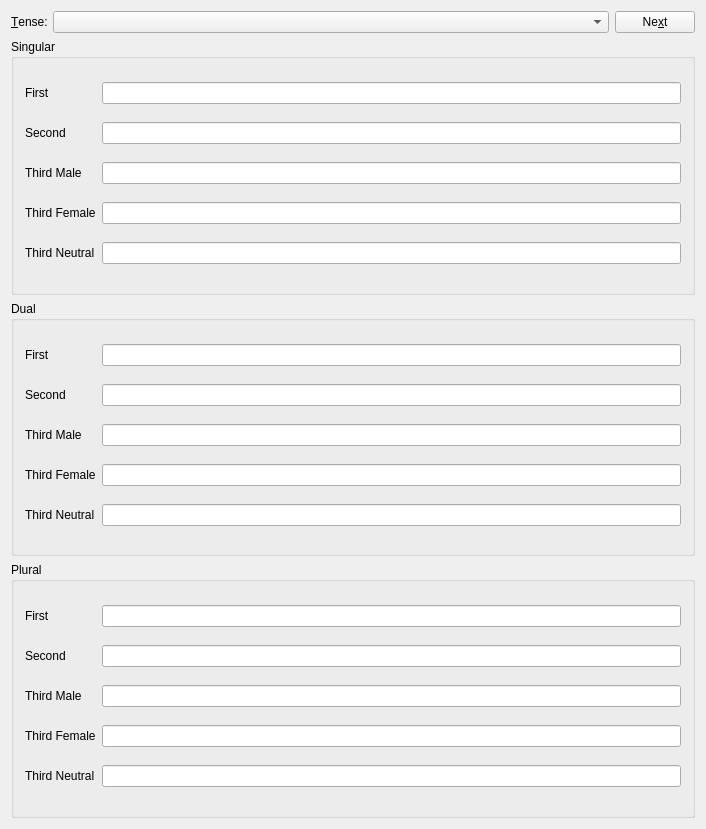
Before: the Qt Designer form src/entry-dialogs/conjugationwidget.ui in KDE/parley, drawn with Qt 5.
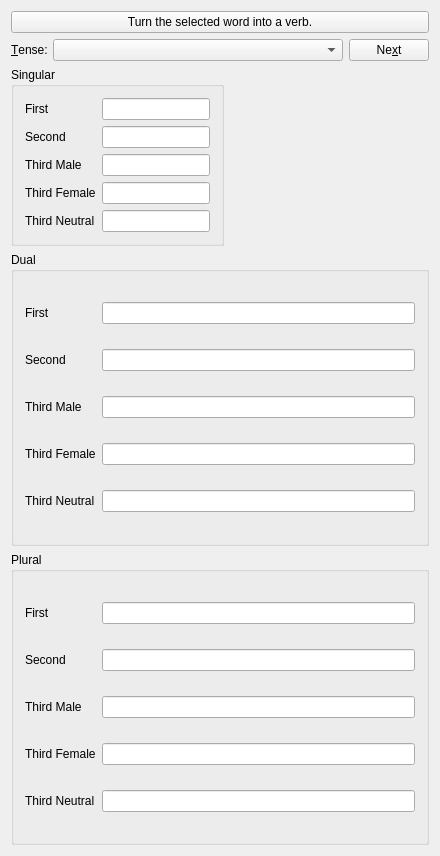
After: the same form once the commit is applied.

Commit message: Implement conjugation editing a little. Greetings to carsten.

```diff
--- a/src/entry-dialogs/conjugationwidget.ui
+++ b/src/entry-dialogs/conjugationwidget.ui
@@ -5,8 +5,8 @@
    <rect>
     <x>0</x>
     <y>0</y>
-    <width>706</width>
-    <height>829</height>
+    <width>440</width>
+    <height>856</height>
    </rect>
   </property>
   <property name="minimumSize" >
@@ -19,6 +19,13 @@
    <string>-</string>
   </property>
   <layout class="QVBoxLayout" name="verticalLayout" >
+   <item>
+    <widget class="QPushButton" name="makeVerbButton" >
+     <property name="text" >
+      <string>Turn the selected word into a verb.</string>
+     </property>
+    </widget>
+   </item>
    <item>
     <layout class="QGridLayout" name="_3" >
      <property name="margin" >
@@ -70,6 +77,12 @@
    </item>
    <item>
     <widget class="QGroupBox" name="singularGroupBox" >
+     <property name="sizePolicy" >
+      <sizepolicy vsizetype="Fixed" hsizetype="Fixed" >
+       <horstretch>0</horstretch>
+       <verstretch>0</verstretch>
+      </sizepolicy>
+     </property>
      <property name="title" >
       <string>Singular</string>
      </property>
```
Left out of the diff: 6 changed lines with no effect on the pictures. The commit also changes 1 other file.
